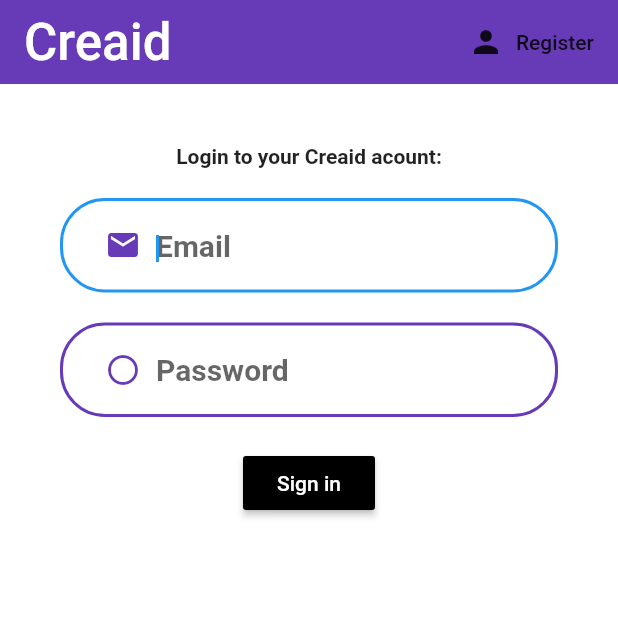
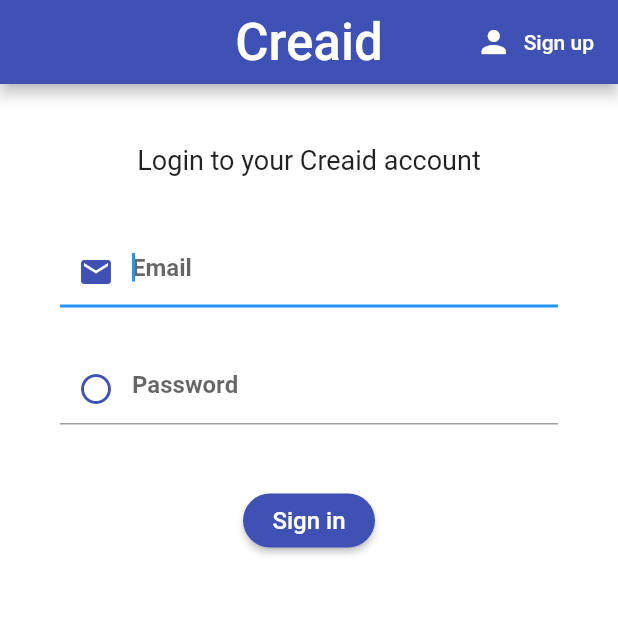
Before and after one commit to philalem/tutorial_app, a Flutter app: the screen it shows after launch, on a phone screen of 412 x 824 dp, the top half of it. Run offline on Flutter 3.47's test engine with Material 2 defaults, Android fonts, the phone set to English and light mode, and no system bars; our stand-ins replace camera, cloud_firestore, firebase_auth, firebase_storage, google_fonts, video_player; accounts and stored records are empty; Roboto replaces fonts that are missing (Satisfy).

Commit message:
cleaned up the ui

```diff
--- a/lib/home.dart
+++ b/lib/home.dart
@@ -82,7 +82,7 @@ class _HomeState extends State<Home> {
           ),
         ],
         currentIndex: _navBarItemIndex,
-        selectedItemColor: Colors.amber[800],
+        selectedItemColor: Colors.indigoAccent,
         onTap: _onNavBarItemTapped,
       ),
     );
--- a/lib/login/login.dart
+++ b/lib/login/login.dart
@@ -25,7 +25,7 @@ class _LoginState extends State<Login> {
     return Scaffold(
       backgroundColor: Colors.white,
       appBar: AppBar(
-        elevation: 0.0,
+        centerTitle: true,
         title: Text(
           'Creaid',
           style: GoogleFonts.satisfy(
@@ -34,8 +34,16 @@ class _LoginState extends State<Login> {
         ),
         actions: <Widget>[
           FlatButton.icon(
-              icon: Icon(Icons.person),
-              label: Text('Register'),
+              icon: Icon(
+                Icons.person,
+                color: Colors.white,
+              ),
+              label: Text(
+                'Sign up',
+                style: TextStyle(
+                  color: Colors.white,
+                ),
+              ),
               onPressed: () {
                 widget.toggleView();
               })
@@ -48,12 +56,14 @@ class _LoginState extends State<Login> {
               child: Column(children: <Widget>[
                 SizedBox(height: 20.0),
                 Text(
-                  'Login to your Creaid acount:',
+                  'Login to your Creaid account',
                   textAlign: TextAlign.center,
                   overflow: TextOverflow.ellipsis,
-                  style: TextStyle(fontWeight: FontWeight.bold),
+                  style: TextStyle(
+                    fontSize: 18,
                   ),
-                SizedBox(height: 20.0),
+                ),
+                SizedBox(height: 40.0),
                 CustomTextField(
                   icon: Icon(Icons.email),
                   obsecure: false,
@@ -62,7 +72,7 @@ class _LoginState extends State<Login> {
                       input.isEmpty ? "Need to enter a valid email" : null,
                   hint: "Email",
                 ),
-                SizedBox(height: 20.0),
+                SizedBox(height: 30.0),
                 CustomTextField(
                   icon: Icon(Icons.panorama_fish_eye),
                   obsecure: true,
@@ -72,13 +82,8 @@ class _LoginState extends State<Login> {
                       : null,
                   hint: "Password",
                 ),
-                SizedBox(height: 20.0),
+                SizedBox(height: 40.0),
                 RaisedButton(
-                    color: Colors.black,
-                    child: Text(
-                      'Sign in',
-                      style: TextStyle(color: Colors.white),
-                    ),
                   onPressed: () async {
                     if (_formKey.currentState.validate()) {
                       _formKey.currentState.save();
@@ -96,7 +101,21 @@ class _LoginState extends State<Login> {
                         );
                       }
                     }
-                    }),
+                  },
+                  textColor: Colors.white,
+                  shape: RoundedRectangleBorder(
+                    borderRadius: BorderRadius.circular(18.0),
+                  ),
+                  child: Row(
+                    children: <Widget>[
+                      Text(
+                        "Sign in",
+                        style: TextStyle(fontSize: 16),
+                      ),
+                    ],
+                    mainAxisSize: MainAxisSize.min,
+                  ),
+                ),
                 SizedBox(height: 12.0),
                 Text(
                   error,
--- a/lib/main.dart
+++ b/lib/main.dart
@@ -9,7 +9,8 @@ class CreaidApp extends StatelessWidget {
     return MaterialApp(
       title: 'Creaid',
       theme: ThemeData(
-        primaryColor: Colors.deepPurple,
+        primaryColor: Colors.indigo,
+        buttonColor: Colors.indigo,
       ),
       home: Authenticate(),
     );
--- a/lib/previewscreen/preview_screen.dart
+++ b/lib/previewscreen/preview_screen.dart
@@ -201,8 +201,9 @@ class _PreviewImageScreenState extends State<PreviewImageScreen> {
             child: Align(
               alignment: Alignment.topLeft,
               child: IconButton(
+                iconSize: 30,
                 icon: Icon(
-                  Icons.close,
+                  Icons.arrow_back_ios,
                   color: Colors.white,
                 ),
                 onPressed: () {
--- a/lib/utility/customTextField.dart
+++ b/lib/utility/customTextField.dart
@@ -22,32 +22,19 @@ class CustomTextField extends StatelessWidget {
         autofocus: true,
         obscureText: obsecure,
         style: TextStyle(
-          fontSize: 15,
+          fontSize: 16,
         ),
         decoration: InputDecoration(
-            hintStyle: TextStyle(fontWeight: FontWeight.bold, fontSize: 20),
-            hintText: hint,
-            enabledBorder: OutlineInputBorder(
-              borderRadius: BorderRadius.circular(30),
-              borderSide: BorderSide(
-                color: Theme.of(context).primaryColor,
-                width: 2,
-              ),
+          hintStyle: TextStyle(fontWeight: FontWeight.bold, fontSize: 16),
+          hintText: hint,
+          prefixIcon: Padding(
+            child: IconTheme(
+              data: IconThemeData(color: Theme.of(context).primaryColor),
+              child: icon,
             ),
-            border: OutlineInputBorder(
-              borderRadius: BorderRadius.circular(30),
-              borderSide: BorderSide(
-                color: Theme.of(context).primaryColor,
-                width: 3,
-              ),
-            ),
-            prefixIcon: Padding(
-              child: IconTheme(
-                data: IconThemeData(color: Theme.of(context).primaryColor),
-                child: icon,
-              ),
-              padding: EdgeInsets.only(left: 30, right: 10),
-            )),
+            padding: EdgeInsets.only(left: 0, right: 0),
+          ),
+        ),
       ),
     );
   }
```
Lines whose indentation alone changed are shown as unchanged.
